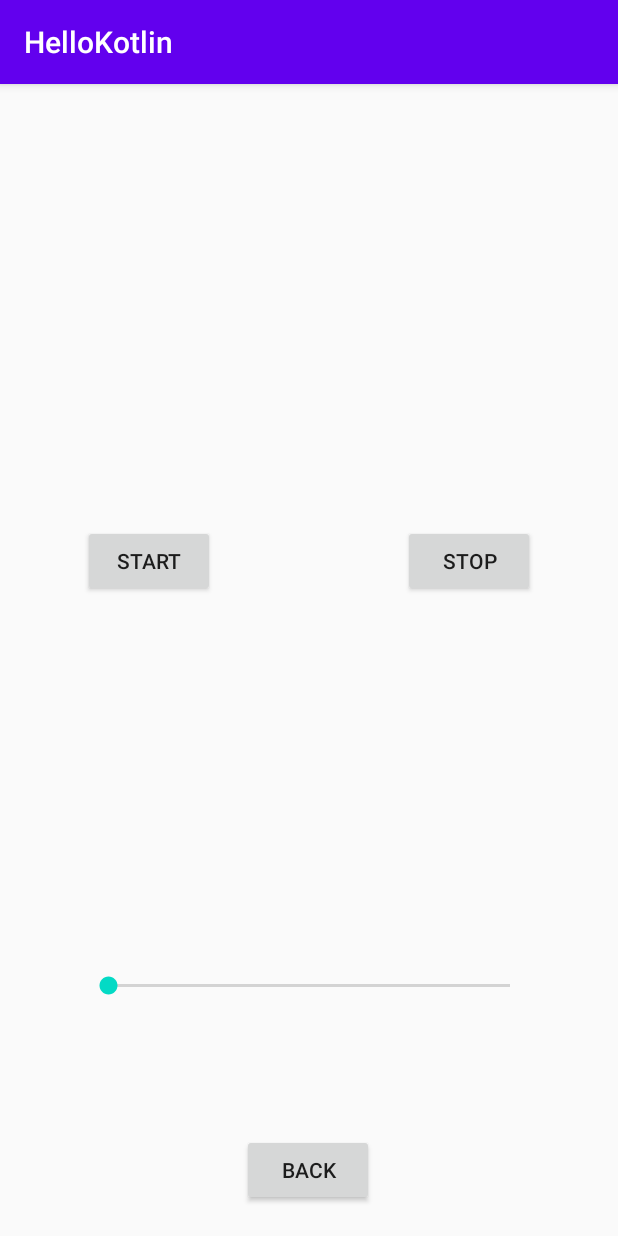
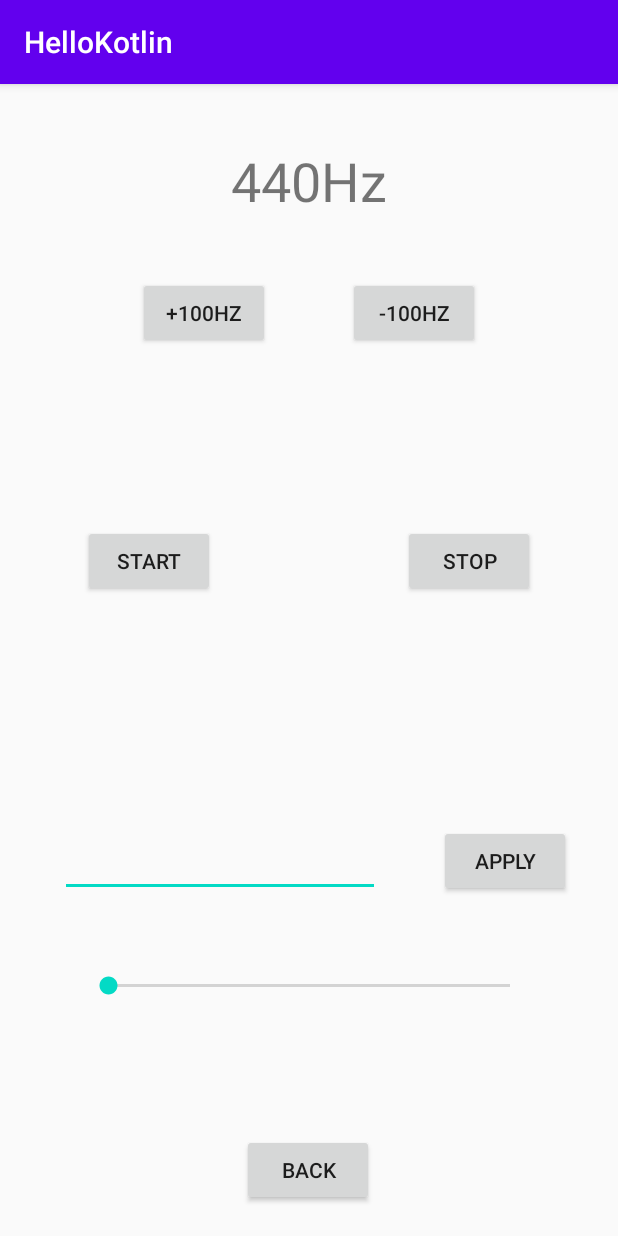
Before and after one commit to lemolatoon/HelloKotlin, an Android app: the SoundActivity screen opened directly, with no data from a screen before it, after a tap on "START", on a phone screen of 412 x 824 dp. Run offline under Robolectric (Android 15) with nearby library versions, the phone set to English and light mode, and no system bars.

Commit message:
able to change frequenct

```diff
--- a/app/src/main/java/com/example/hellokotlin/MainActivity.kt
+++ b/app/src/main/java/com/example/hellokotlin/MainActivity.kt
@@ -26,7 +26,11 @@ class MainActivity : AppCompatActivity() {
             result.text = "calculating...";
             var text = inputNumber.text;
             System.out.println(text);
-            var num = text.toString().toInt();
+            var num = if (text.toString() != "") {
+                text.toString().toInt()
+            } else {
+                0
+            };
             System.out.println(num);
             result.text = text;
             if (num == 0) {
--- a/app/src/main/java/com/example/hellokotlin/SoundActivity.kt
+++ b/app/src/main/java/com/example/hellokotlin/SoundActivity.kt
@@ -7,15 +7,22 @@ import android.media.AudioTrack
 import androidx.appcompat.app.AppCompatActivity
 import android.os.Bundle
 import android.widget.Button
+import android.widget.EditText
 import android.widget.SeekBar
+import android.widget.TextView
 
 class SoundActivity : AppCompatActivity() {
 
     lateinit var Track: AudioTrack;
 
-    var isPlaying: Boolean = false;
+    private var isPlaying: Boolean = false;
 
-    val Fs: Int = 44100;
+    private val Fs: Int = 44100;
+
+    // f
+    var frequency: Int = 440;
+
+    lateinit var seekBarF: SeekBar;
 
     // encoding by 16bit(short)
     val buffLength: Int = AudioTrack.getMinBufferSize(
@@ -27,10 +34,57 @@ class SoundActivity : AppCompatActivity() {
         setContentView(R.layout.activity_sound)
 
         val btnBack: Button = findViewById(R.id.btnBack);
-        val seekBarF: SeekBar = findViewById(R.id.seekBarF);
+        seekBarF = findViewById(R.id.seekBarF);
+        val txtFrequency: TextView = findViewById(R.id.txtFrequency);
+        seekBarF.progress = 0;
+        seekBarF.max = 1000;
+
+        seekBarF.setOnSeekBarChangeListener(
+            object: SeekBar.OnSeekBarChangeListener {
+                override fun onProgressChanged(
+                    seekBar: SeekBar?,
+                    progress: Int,
+                    fromUser: Boolean
+                ) {
+                    frequency = 2 * progress;
+                    txtFrequency.text = frequency.toString() + "Hz";
+                }
+
+                override fun onStartTrackingTouch(seekBar: SeekBar?) {
+                }
+
+                override fun onStopTrackingTouch(seekBar: SeekBar?) {
+                }
+            }
+        );
 
         val btnPlay: Button = findViewById(R.id.btnPlay);
         val btnStop: Button = findViewById(R.id.btnStop);
+
+        val btnF: Button = findViewById(R.id.btnF);
+        val fInput: EditText = findViewById(R.id.fInput);
+
+        val btnAddF: Button = findViewById(R.id.btnAddF);
+        val btnSubF: Button = findViewById(R.id.btnSubF);
+
+        btnF.setOnClickListener {
+            frequency = if (fInput.text.toString() != "") {
+                fInput.text.toString().toInt()
+            } else {
+                0
+            }
+            txtFrequency.text = frequency.toString() + "Hz";
+        }
+
+        btnAddF.setOnClickListener {
+            frequency += 100;
+            txtFrequency.text = frequency.toString() + "Hz";
+        }
+
+        btnSubF.setOnClickListener {
+            frequency -= 100;
+            txtFrequency.text = frequency.toString() + "Hz";
+        }
 
         btnBack.setOnClickListener {
             startPreviousActivity();
@@ -47,6 +101,7 @@ class SoundActivity : AppCompatActivity() {
         btnStop.setOnClickListener {
             stopPlaying();
         }
+
     }
 
     private fun initTrack() {
@@ -57,22 +112,21 @@ class SoundActivity : AppCompatActivity() {
     }
 
     private fun playback() {
-        val frame_out: ShortArray = ShortArray(buffLength);
+        val frameOut: ShortArray = ShortArray(buffLength);
         val amplitude: Int = 32767; // A
-        val frequency: Int = 440; // f
-        val TWOPI: Double = 2 * kotlin.math.PI;
+        val twoPi: Double = 2 * kotlin.math.PI;
         var phase: Double = 0.0;
 
         while(isPlaying) {
             for (i in 0 until buffLength) {
                 // Asin(2πf / Fs)
-                frame_out[i] = (amplitude * kotlin.math.sin(phase)).toShort();
-                phase += TWOPI * frequency / Fs;
-                if (phase > TWOPI) { // make sure: 0 <= phase <= 2pi
-                    phase -= TWOPI;
+                frameOut[i] = (amplitude * kotlin.math.sin(phase)).toShort();
+                phase += twoPi * frequency / Fs;
+                if (phase > twoPi) { // make sure: 0 <= phase <= 2pi
+                    phase -= twoPi;
                 }
             }
-            Track.write(frame_out, 0, buffLength);
+            Track.write(frameOut, 0, buffLength);
         }
     }
 
--- a/app/src/main/res/layout/activity_sound.xml
+++ b/app/src/main/res/layout/activity_sound.xml
@@ -52,4 +52,64 @@
         app:layout_constraintBottom_toTopOf="@+id/seekBarF"
         app:layout_constraintEnd_toEndOf="parent"
         app:layout_constraintStart_toEndOf="@+id/btnPlay" />
+
+    <TextView
+        android:id="@+id/txtFrequency"
+        android:layout_width="wrap_content"
+        android:layout_height="wrap_content"
+        android:layout_marginTop="40dp"
+        android:text="440Hz"
+        android:textSize="36sp"
+        app:layout_constraintEnd_toEndOf="parent"
+        app:layout_constraintStart_toStartOf="parent"
+        app:layout_constraintTop_toTopOf="parent" />
+
+    <EditText
+        android:id="@+id/fInput"
+        android:layout_width="wrap_content"
+        android:layout_height="wrap_content"
+        android:layout_marginStart="40dp"
+        android:layout_marginLeft="40dp"
+        android:layout_marginBottom="50dp"
+        android:ems="10"
+        android:inputType="numberSigned"
+        app:layout_constraintBottom_toTopOf="@+id/seekBarF"
+        app:layout_constraintStart_toStartOf="parent" />
+
+    <Button
+        android:id="@+id/btnF"
+        android:layout_width="wrap_content"
+        android:layout_height="wrap_content"
+        android:layout_marginEnd="20dp"
+        android:layout_marginRight="20dp"
+        android:layout_marginBottom="50dp"
+        android:text="Apply"
+        app:layout_constraintBottom_toTopOf="@+id/seekBarF"
+        app:layout_constraintEnd_toEndOf="parent"
+        app:layout_constraintHorizontal_bias="0.78"
+        app:layout_constraintStart_toEndOf="@+id/fInput" />
+
+    <Button
+        android:id="@+id/btnAddF"
+        android:layout_width="wrap_content"
+        android:layout_height="wrap_content"
+        android:layout_marginStart="40dp"
+        android:layout_marginLeft="40dp"
+        android:layout_marginTop="40dp"
+        android:text="+100Hz"
+        app:layout_constraintEnd_toStartOf="@+id/btnSubF"
+        app:layout_constraintStart_toStartOf="parent"
+        app:layout_constraintTop_toBottomOf="@+id/txtFrequency" />
+
+    <Button
+        android:id="@+id/btnSubF"
+        android:layout_width="wrap_content"
+        android:layout_height="wrap_content"
+        android:layout_marginTop="40dp"
+        android:layout_marginEnd="40dp"
+        android:layout_marginRight="40dp"
+        android:text="-100Hz"
+        app:layout_constraintEnd_toEndOf="parent"
+        app:layout_constraintStart_toEndOf="@+id/btnAddF"
+        app:layout_constraintTop_toBottomOf="@+id/txtFrequency" />
 </androidx.constraintlayout.widget.ConstraintLayout>
```
